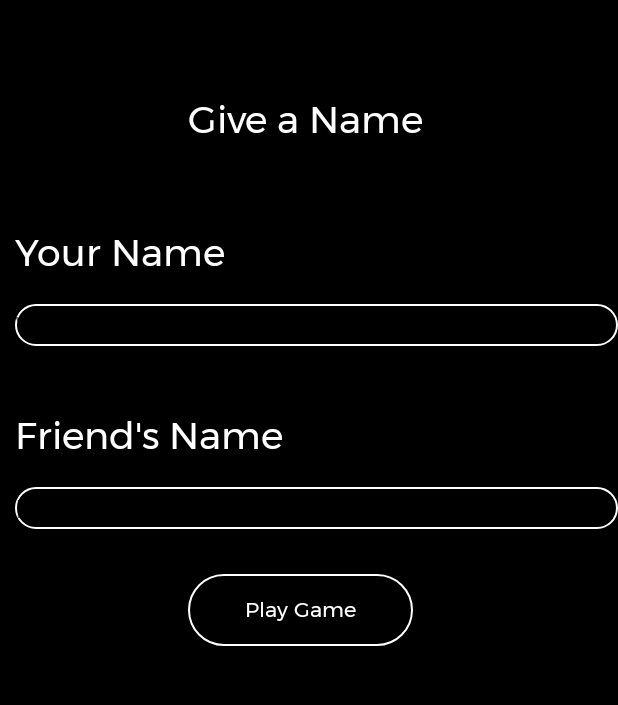
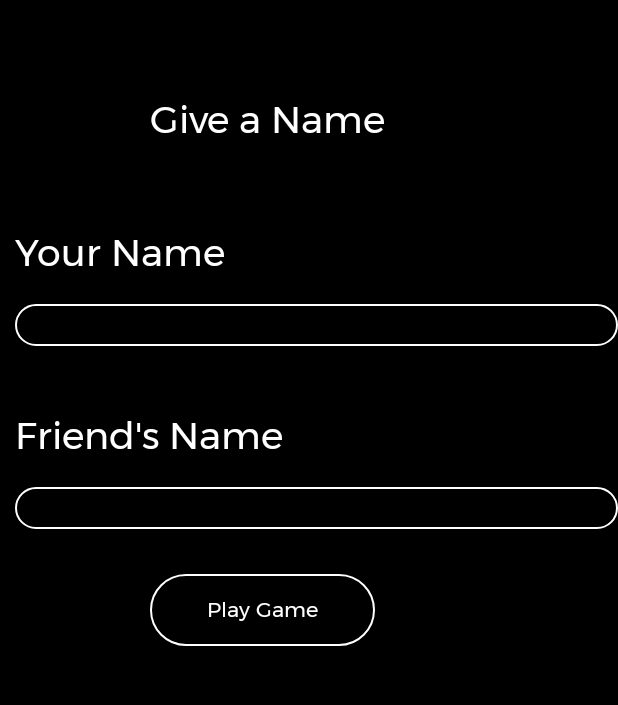
Before and after one commit to firazyn/cc-tictactoe, an Android app: the GivePlayerName screen opened directly, with no data from a screen before it, on a phone screen of 412 x 824 dp, the part 69-774 px from its top. Run offline under Robolectric (Android 15) with nearby library versions, the phone set to English and light mode, and no system bars.

Commit message:
Minor fixes

```diff
--- a/app/src/main/java/com/firaz/tictactoe/GivePlayerName.java
+++ b/app/src/main/java/com/firaz/tictactoe/GivePlayerName.java
@@ -3,13 +3,10 @@ package com.firaz.tictactoe;
 import androidx.appcompat.app.ActionBar;
 import androidx.appcompat.app.AppCompatActivity;
 
-import android.content.ContentValues;
 import android.content.Intent;
-import android.database.Cursor;
 import android.database.sqlite.SQLiteDatabase;
 import android.os.Bundle;
 import android.text.TextUtils;
-import android.util.Log;
 import android.view.View;
 import android.view.WindowManager;
 import android.widget.Button;
@@ -17,10 +14,8 @@ import android.widget.EditText;
 
 public class GivePlayerName extends AppCompatActivity implements View.OnClickListener {
 
-    protected Cursor cursor;
     DataHelper dbHelper;
     private EditText edtPlayer1Name, edtPlayer2Name;
-    private Button btnPlayGame;
 
     @Override
     protected void onCreate(Bundle savedInstanceState) {
@@ -36,7 +31,7 @@ public class GivePlayerName extends AppCompatActivity implements View.OnClickLis
         dbHelper = new DataHelper(this);
         edtPlayer1Name = findViewById(R.id.edit_p1_name);
         edtPlayer2Name = findViewById(R.id.edit_p2_name);
-        btnPlayGame = findViewById(R.id.play_game);
+        Button btnPlayGame = findViewById(R.id.play_game);
 
         btnPlayGame.setOnClickListener(this);
     }
@@ -59,22 +54,11 @@ public class GivePlayerName extends AppCompatActivity implements View.OnClickLis
             if(!isEmptyFields) {
 
                 //Create data
-//                SQLiteDatabase db = dbHelper.getWritableDatabase();
-//                String queryOne = "INSERT INTO scoreboard (player_name) values('"+player1Name+"')";
-//                String queryTwo = "INSERT INTO scoreboard (player_name) values('"+player2Name+"')";
-//                db.execSQL(queryOne);
-//                db.execSQL(queryTwo);
-
-                try {
-                    SQLiteDatabase db = dbHelper.getWritableDatabase();
-                    String queryOne = "INSERT INTO scoreboard (player_name) values('"+player1Name+"')";
-                    String queryTwo = "INSERT INTO scoreboard (player_name) values('"+player2Name+"')";
-                    db.execSQL(queryOne);
-                    db.execSQL(queryTwo);
-
-                } catch (Exception e) {
-                    Log.e("tag", "error "+e);
-                }
+                SQLiteDatabase db = dbHelper.getWritableDatabase();
+                String queryOne = "INSERT INTO scoreboard (player_name) values('"+player1Name+"')";
+                String queryTwo = "INSERT INTO scoreboard (player_name) values('"+player2Name+"')";
+                db.execSQL(queryOne);
+                db.execSQL(queryTwo);
 
                 //Explicit Intent (Move act with data)
                 Intent toPlayTheGame = new Intent(GivePlayerName.this, PlayerVersusPlayer.class);
--- a/app/src/main/java/com/firaz/tictactoe/SplashActivity.java
+++ b/app/src/main/java/com/firaz/tictactoe/SplashActivity.java
@@ -3,7 +3,6 @@ package com.firaz.tictactoe;
 import android.app.Activity;
 import android.content.Intent;
 import android.os.Bundle;
-import android.os.Handler;
 import android.view.View;
 import android.view.WindowManager;
 import android.view.animation.Animation;
@@ -12,7 +11,7 @@ import android.widget.TextView;
 
 public class SplashActivity extends Activity {
 
-    private static int SPLASH_TIME_OUT=5000;
+    private static final int SPLASH_TIME_OUT=5000;
 
     Animation topAnimation,bottomAnimation,middleAnimation;
     View first,second,third,fourth,fifth,sixth;
--- a/app/src/main/res/layout/activity_give_player_name.xml
+++ b/app/src/main/res/layout/activity_give_player_name.xml
@@ -11,7 +11,7 @@
         android:id="@+id/title_give_a_name"
         android:layout_width="wrap_content"
         android:layout_height="wrap_content"
-        android:layout_marginStart="125dp"
+        android:layout_marginStart="100dp"
         android:layout_marginTop="50dp"
         android:fontFamily="@font/montserrat"
         android:textColor="@color/colorText"
@@ -40,6 +40,8 @@
         android:layout_marginStart="10dp"
         android:layout_marginTop="15dp"
         android:background="@drawable/btn_ver1"
+        android:paddingStart="20dp"
+        android:paddingEnd="20dp"
         android:fontFamily="@font/montserrat"
         android:textColor="@color/colorText"
         android:hint="@string/player_one_name"
@@ -68,6 +70,8 @@
         android:layout_marginStart="10dp"
         android:layout_marginTop="15dp"
         android:background="@drawable/btn_ver1"
+        android:paddingStart="20dp"
+        android:paddingEnd="20dp"
         android:fontFamily="@font/montserrat"
         android:textColor="@color/colorText"
         android:hint="@string/player_two_name"
@@ -81,7 +85,7 @@
         android:layout_width="150dp"
         android:layout_height="wrap_content"
         android:background="@drawable/btn_ver1"
-        android:layout_marginStart="125dp"
+        android:layout_marginStart="100dp"
         android:layout_marginTop="30dp"
         android:fontFamily="@font/montserrat"
         android:text="@string/play_game"
--- a/app/src/main/res/layout/activity_scoreboard.xml
+++ b/app/src/main/res/layout/activity_scoreboard.xml
@@ -9,6 +9,7 @@
     <ListView
         android:id="@+id/lv_list"
         android:layout_width="match_parent"
-        android:layout_height="match_parent"/>
+        android:layout_height="match_parent"
+        android:background="@color/colorPrimary"/>
 
 </LinearLayout>
--- a/app/src/main/res/layout/activity_splash.xml
+++ b/app/src/main/res/layout/activity_splash.xml
@@ -1,6 +1,5 @@
 <?xml version="1.0" encoding="utf-8"?>
 <RelativeLayout xmlns:android="http://schemas.android.com/apk/res/android"
-    xmlns:app="http://schemas.android.com/apk/res-auto"
     xmlns:tools="http://schemas.android.com/tools"
     android:layout_width="match_parent"
     android:layout_height="match_parent"
```
Also changed, not shown: app/src/main/AndroidManifest.xml (+17 -7 lines), app/src/main/java/com/firaz/tictactoe/MainMenu.java (+0 -14 lines), app/src/main/java/com/firaz/tictactoe/Scoreboard.java (+2 -5 lines), app/src/main/res/layout/adapter_view_layout.xml (+6 -2 lines).
